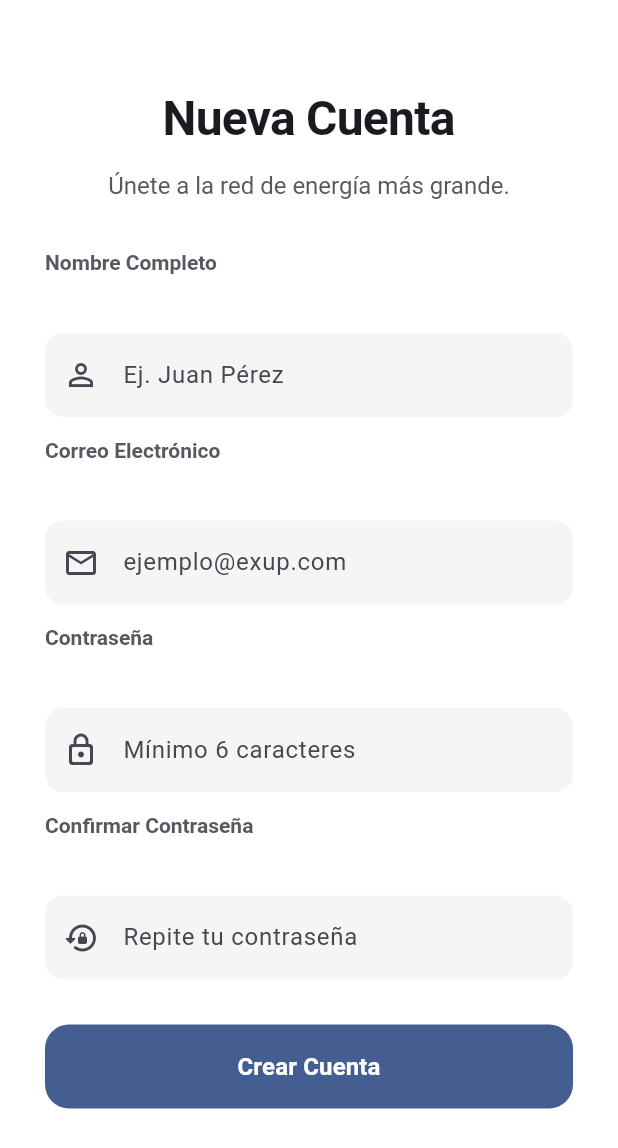
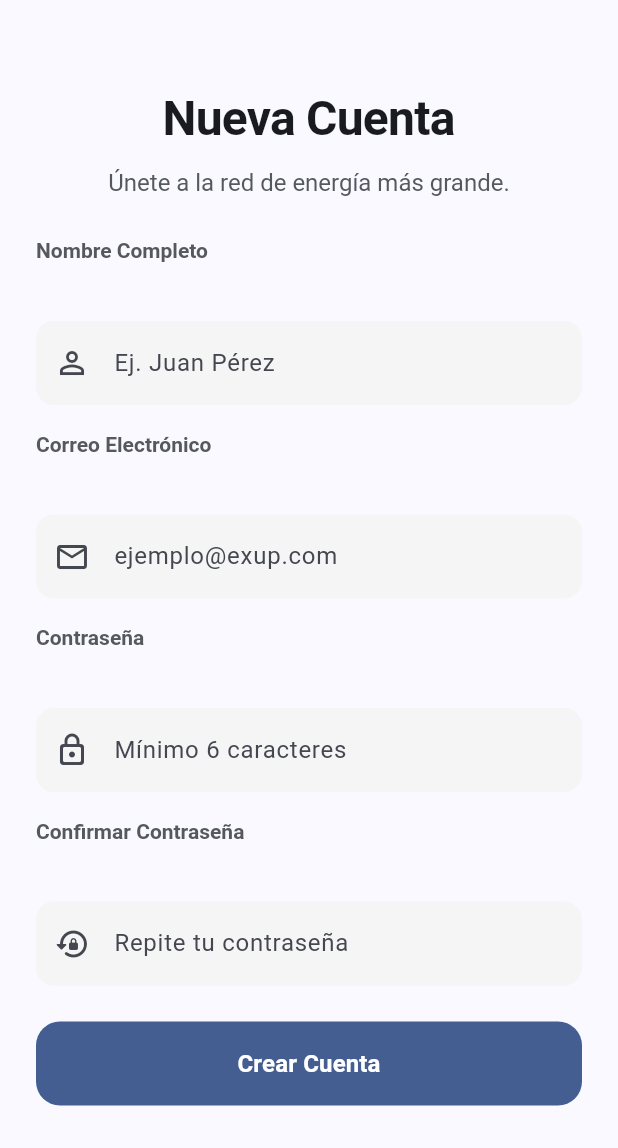
Before and after one commit to VictorHPonce/exup-energy-mobile, a Flutter app: the RegisterPage screen opened by its route, on a phone screen of 412 x 824 dp. Shown: the top 1148 px of the screen. Run offline on Flutter 3.47's test engine with Material 3 defaults, Android fonts, the phone set to English and light mode, and no system bars; our stand-ins replace dartz, dio, equatable, flutter_bloc, flutter_secure_storage, geolocator and 2 more; accounts and stored records are empty; network calls fail.

Commit message:
refactor(auth): modernize RegisterPage and Organism using design tokens and semantic colors

```diff
--- a/lib/core/core.dart
+++ b/lib/core/core.dart
@@ -4,4 +4,5 @@ export 'network/auth_interceptor.dart';
 export 'network/dio_client.dart';
 export 'router/app_router.dart';
 export 'services/location_service.dart';
+export 'theme/app_theme.dart';
 export 'utils/ui_utils.dart';
--- a/lib/features/auth/presentation/pages/register_page.dart
+++ b/lib/features/auth/presentation/pages/register_page.dart
@@ -39,12 +39,12 @@ class _RegisterPageState extends State<RegisterPage> {
 
   @override
   Widget build(BuildContext context) {
+    // Al no definir backgroundColors, Flutter usa el 'surface' del tema
     return Scaffold(
-      backgroundColor: Colors.white,
       appBar: AppBar(
+        backgroundColor: Colors.transparent, // Transparente para ver el fondo del Scaffold
         elevation: 0,
-        backgroundColor: Colors.white,
-        iconTheme: const IconThemeData(color: Colors.black)
+        // iconTheme se hereda del tema principal, no hace falta forzarlo a negro
       ),
       body: BlocConsumer<AuthBloc, AuthState>(
         listener: (context, state) {
@@ -58,13 +58,17 @@ class _RegisterPageState extends State<RegisterPage> {
         },
         builder: (context, state) {
           return SingleChildScrollView(
-            padding: const EdgeInsets.symmetric(horizontal: 30),
+            // Padding tokenizado (AppTheme.paddingL = 24 o 30 según definas)
+            padding: const EdgeInsets.symmetric(horizontal: AppTheme.paddingL),
             child: Column(
               children: [
                 const BrandText.header('Nueva Cuenta'),
-                const SizedBox(height: 10),
-                const BrandText.body('Únete a la red de energía más grande.'),
-                const SizedBox(height: 30),
+                const SizedBox(height: AppTheme.paddingS),
+                const BrandText.body(
+                  'Únete a la red de energía más grande.',
+                  textAlign: TextAlign.center,
+                ),
+                const SizedBox(height: AppTheme.paddingL),
                 RegisterFormOrganism(
                   nameController: _nameController,
                   emailController: _emailController,
@@ -73,6 +77,7 @@ class _RegisterPageState extends State<RegisterPage> {
                   isLoading: state is AuthLoading,
                   onRegisterPressed: () => _handleRegister(context),
                 ),
+                const SizedBox(height: AppTheme.paddingL),
               ],
             ),
           );
--- a/lib/features/auth/presentation/widgets/register_form_organism.dart
+++ b/lib/features/auth/presentation/widgets/register_form_organism.dart
@@ -1,6 +1,6 @@
 import 'package:flutter/material.dart';
-import '../../../../core/widgets/atoms/primary_button.dart';
-import '../../../../core/widgets/molecules/input_group.dart';
+import 'package:exup_energy_mobile/core/core.dart';
+import 'package:exup_energy_mobile/core/widgets/widgets.dart';
 
 class RegisterFormOrganism extends StatelessWidget {
   final TextEditingController nameController;
@@ -30,14 +30,14 @@ class RegisterFormOrganism extends StatelessWidget {
           controller: nameController,
           icon: Icons.person_outline,
         ),
-        const SizedBox(height: 12),
+        const SizedBox(height: AppTheme.paddingM),
         InputGroup(
           label: 'Correo Electrónico',
           hint: 'ejemplo@exup.com',
           controller: emailController,
           icon: Icons.email_outlined,
         ),
-        const SizedBox(height: 12),
+        const SizedBox(height: AppTheme.paddingM),
         InputGroup(
           label: 'Contraseña',
           hint: 'Mínimo 6 caracteres',
@@ -45,7 +45,7 @@ class RegisterFormOrganism extends StatelessWidget {
           obscureText: true,
           icon: Icons.lock_outline_rounded,
         ),
-        const SizedBox(height: 12),
+        const SizedBox(height: AppTheme.paddingM),
         InputGroup(
           label: 'Confirmar Contraseña',
           hint: 'Repite tu contraseña',
@@ -53,7 +53,7 @@ class RegisterFormOrganism extends StatelessWidget {
           obscureText: true,
           icon: Icons.lock_reset_rounded,
         ),
-        const SizedBox(height: 30),
+        const SizedBox(height: AppTheme.paddingL),
         PrimaryButton(
           text: 'Crear Cuenta',
           isLoading: isLoading,
```
Also changed, not shown: lib/features/auth/presentation/pages/login_page.dart (+13 -18 lines), lib/features/auth/presentation/widgets/login_form_organism.dart (+5 -5 lines).
